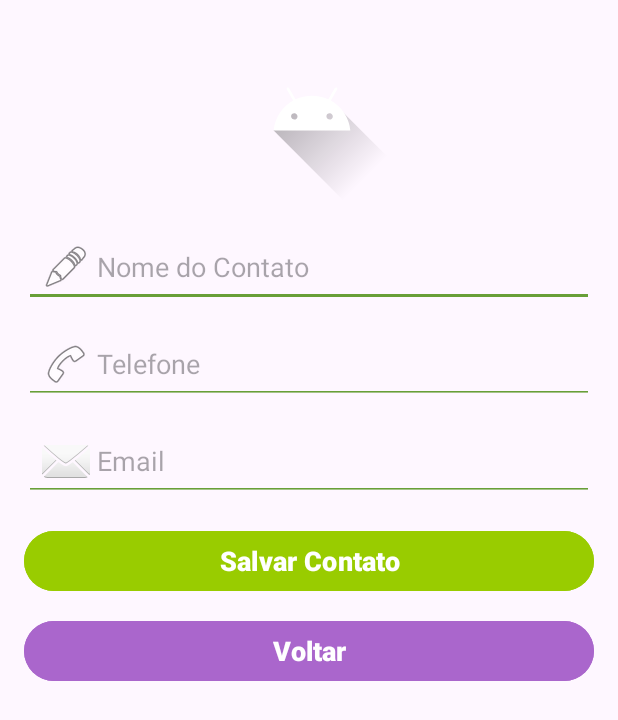
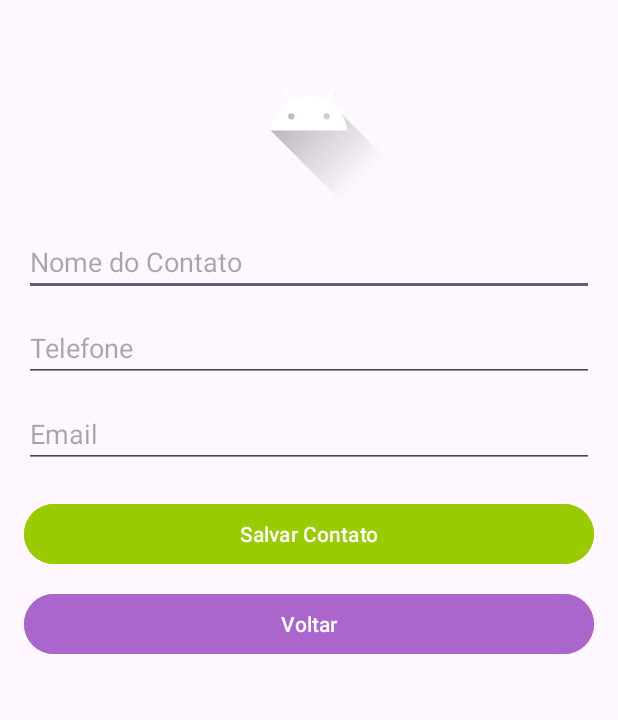
Before and after one commit to vitaoh/android-apps, an Android app: the screen it shows after launch (CadastroContatoActivity), after a tap on "Adicionar Contato", on a phone screen of 412 x 824 dp. Shown: the top 720 px of the screen. Run offline under Robolectric (Android 15) with nearby library versions, the phone set to English and light mode, and no system bars.

Commit message:
ajustes ainda necessarios no agenda app

```diff
--- a/Agenda/app/build.gradle.kts
+++ b/Agenda/app/build.gradle.kts
@@ -42,6 +42,7 @@ dependencies {
 
     implementation(libs.androidx.core.ktx)
     implementation(libs.androidx.appcompat)
+    implementation ("com.github.bumptech.glide:glide:4.16.0")
     implementation(libs.material)
     implementation(libs.androidx.activity)
     implementation(libs.androidx.constraintlayout)
--- a/Agenda/app/src/main/java/com/example/agenda/model/Contato.kt
+++ b/Agenda/app/src/main/java/com/example/agenda/model/Contato.kt
@@ -3,7 +3,7 @@ package com.example.agenda.model
 import java.io.Serializable
 
 data class Contato(
-    val foto: Int,
+    val foto: String? = null,
     val nome: String,
     val telefone: String,
     val email: String
--- a/Agenda/app/src/main/java/com/example/agenda/ui/MainActivity.kt
+++ b/Agenda/app/src/main/java/com/example/agenda/ui/MainActivity.kt
@@ -3,9 +3,9 @@ package com.example.agenda.ui
 import android.app.Activity
 import android.content.Intent
 import android.os.Bundle
+import androidx.activity.result.contract.ActivityResultContracts
 import androidx.appcompat.app.AppCompatActivity
 import androidx.recyclerview.widget.LinearLayoutManager
-import com.example.agenda.R
 import com.example.agenda.adapter.ContatoAdapter
 import com.example.agenda.databinding.ActivityMainBinding
 import com.example.agenda.model.Contato
@@ -13,36 +13,32 @@ import com.example.agenda.model.Contato
 class MainActivity : AppCompatActivity() {
 
     private lateinit var binding: ActivityMainBinding
+    private lateinit var adapter: ContatoAdapter
     private val contatos = mutableListOf<Contato>()
-    private lateinit var adapter: ContatoAdapter
 
-    private val ADD_CONTATO_REQUEST = 1
+    private val launcherCadastroContato =
+        registerForActivityResult(ActivityResultContracts.StartActivityForResult()) { result ->
+
+            if (result.resultCode == Activity.RESULT_OK) {
+                val novoContato = result.data?.getSerializableExtra("novo_contato") as? Contato
+                if (novoContato != null) {
+                    contatos.add(novoContato)
+                    contatos.sortBy { it.nome }
+                    adapter.notifyDataSetChanged()
+                }
+            }
+        }
 
     override fun onCreate(savedInstanceState: Bundle?) {
         super.onCreate(savedInstanceState)
         binding = ActivityMainBinding.inflate(layoutInflater)
         setContentView(binding.root)
 
-        loadData()
-        setupRecyclerView()
+        setupRecycler()
         setupListeners()
     }
 
-    private fun loadData() {
-        contatos.addAll(
-            listOf(
-                Contato(R.drawable.minkey, "Minkey", "(16) 98888-7777", "minkey@email.com"),
-                Contato(R.drawable.mennie, "Mennie", "(16) 97777-6666", "mennie@email.com"),
-                Contato(R.drawable.patetla, "Patleta", "(16) 96666-5555", "patleta@email.com"),
-                Contato(R.drawable.truco, "Truco", "(16) 98888-7777", "truco@email.com"),
-                Contato(R.drawable.donaldo, "Donaldo", "(16) 97777-6666", "donaldo@email.com"),
-                Contato(R.drawable.carlos, "Carlos", "(16) 96666-5555", "carlos@email.com")
-            )
-        )
-        contatos.sortBy { it.nome }
-    }
-
-    private fun setupRecyclerView() {
+    private fun setupRecycler() {
         adapter = ContatoAdapter(contatos) { contato ->
             val intent = Intent(this, DetalheContatoActivity::class.java)
             intent.putExtra("contato", contato)
@@ -56,19 +52,7 @@ class MainActivity : AppCompatActivity() {
     private fun setupListeners() {
         binding.fabAddContato.setOnClickListener {
             val intent = Intent(this, CadastroContatoActivity::class.java)
-            startActivityForResult(intent, ADD_CONTATO_REQUEST)
-        }
-    }
-
-    override fun onActivityResult(requestCode: Int, resultCode: Int, data: Intent?) {
-        super.onActivityResult(requestCode, resultCode, data)
-        if (requestCode == ADD_CONTATO_REQUEST && resultCode == Activity.RESULT_OK) {
-            val novoContato = data?.getSerializableExtra("novo_contato") as? Contato
-            if (novoContato != null) {
-                contatos.add(novoContato)
-                contatos.sortBy { it.nome }
-                adapter.notifyDataSetChanged()
-            }
+            launcherCadastroContato.launch(intent)
         }
     }
 }
--- a/Agenda/app/src/main/res/layout/activity_cadastro_contato.xml
+++ b/Agenda/app/src/main/res/layout/activity_cadastro_contato.xml
@@ -1,7 +1,6 @@
 <?xml version="1.0" encoding="utf-8"?>
 <androidx.constraintlayout.widget.ConstraintLayout xmlns:android="http://schemas.android.com/apk/res/android"
     xmlns:app="http://schemas.android.com/apk/res-auto"
-    xmlns:tools="http://schemas.android.com/tools"
     android:layout_width="match_parent"
     android:layout_height="match_parent"
     android:padding="16dp">
@@ -10,10 +9,10 @@
         android:id="@+id/imgFoto"
         android:layout_width="120dp"
         android:layout_height="120dp"
-        android:layout_marginEnd="128dp"
         android:scaleType="centerCrop"
         android:src="@drawable/ic_launcher_foreground"
         app:layout_constraintEnd_toEndOf="parent"
+        app:layout_constraintStart_toStartOf="parent"
         app:layout_constraintTop_toTopOf="parent" />
 
     <EditText
@@ -21,14 +20,8 @@
         android:layout_width="match_parent"
         android:layout_height="wrap_content"
         android:layout_marginTop="16dp"
-        android:backgroundTint="#689F38"
-        android:drawableStart="@android:drawable/ic_menu_edit"
-        android:hint=" Nome do Contato"
+        android:hint="Nome do Contato"
         android:inputType="text"
-        android:paddingStart="12dp"
-        android:paddingEnd="12dp"
-        app:layout_constraintEnd_toEndOf="parent"
-        app:layout_constraintStart_toStartOf="parent"
         app:layout_constraintTop_toBottomOf="@id/imgFoto" />
 
     <EditText
@@ -36,14 +29,8 @@
         android:layout_width="match_parent"
         android:layout_height="wrap_content"
         android:layout_marginTop="12dp"
-        android:backgroundTint="#689F38"
-        android:drawableStart="@android:drawable/ic_menu_call"
-        android:hint=" Telefone"
+        android:hint="Telefone"
         android:inputType="phone"
-        android:paddingStart="12dp"
-        android:paddingEnd="12dp"
-        app:layout_constraintEnd_toEndOf="parent"
-        app:layout_constraintStart_toStartOf="parent"
         app:layout_constraintTop_toBottomOf="@id/editNome" />
 
     <EditText
@@ -51,29 +38,18 @@
         android:layout_width="match_parent"
         android:layout_height="wrap_content"
         android:layout_marginTop="12dp"
-        android:backgroundTint="#689F38"
-        android:drawableStart="@android:drawable/ic_dialog_email"
-        android:hint=" Email"
+        android:hint="Email"
         android:inputType="textEmailAddress"
-        android:paddingStart="12dp"
-        android:paddingEnd="12dp"
-        app:layout_constraintEnd_toEndOf="parent"
-        app:layout_constraintStart_toStartOf="parent"
         app:layout_constraintTop_toBottomOf="@id/editTelefone" />
 
     <Button
         android:id="@+id/btnEntrar"
         android:layout_width="match_parent"
         android:layout_height="wrap_content"
-        android:layout_marginTop="16dp"
+        android:layout_marginTop="20dp"
         android:backgroundTint="@android:color/holo_green_light"
-        android:elevation="4dp"
+        android:textColor="@color/white"
         android:text="Salvar Contato"
-        android:textColor="@android:color/white"
-        android:textSize="18sp"
-        android:textStyle="bold"
-        app:layout_constraintEnd_toEndOf="parent"
-        app:layout_constraintStart_toStartOf="parent"
         app:layout_constraintTop_toBottomOf="@id/editEmail" />
 
     <Button
@@ -81,15 +57,9 @@
         android:layout_width="match_parent"
         android:layout_height="wrap_content"
         android:layout_marginTop="12dp"
-        android:layout_marginBottom="16dp"
         android:backgroundTint="@android:color/holo_purple"
-        android:elevation="4dp"
+        android:textColor="@color/white"
         android:text="Voltar"
-        android:textColor="@android:color/white"
-        android:textSize="18sp"
-        android:textStyle="bold"
-        app:layout_constraintEnd_toEndOf="parent"
-        app:layout_constraintStart_toStartOf="parent"
         app:layout_constraintTop_toBottomOf="@id/btnEntrar" />
 
 </androidx.constraintlayout.widget.ConstraintLayout>
--- a/Agenda/app/src/main/res/layout/activity_detalhe_contato.xml
+++ b/Agenda/app/src/main/res/layout/activity_detalhe_contato.xml
@@ -50,7 +50,7 @@
         android:backgroundTint="@android:color/holo_green_light"
         android:elevation="4dp"
         android:text="Ligar para este contato"
-        android:textColor="#000"
+        android:textColor="@color/white"
         android:textStyle="bold" />
 
     <Button
@@ -61,7 +61,7 @@
         android:backgroundTint="@android:color/holo_green_light"
         android:elevation="4dp"
         android:text="Enviar email para este contato"
-        android:textColor="#000"
+        android:textColor="@color/white"
         android:textStyle="bold" />
 
     <Button
```
Also changed, not shown: Agenda/app/src/main/java/com/example/agenda/adapter/ContatoAdapter.kt (+10 -1 lines), Agenda/app/src/main/java/com/example/agenda/ui/CadastroContatoActivity.kt (+52 -17 lines), Agenda/app/src/main/java/com/example/agenda/ui/DetalheContatoActivity.kt (+7 -1 lines).
